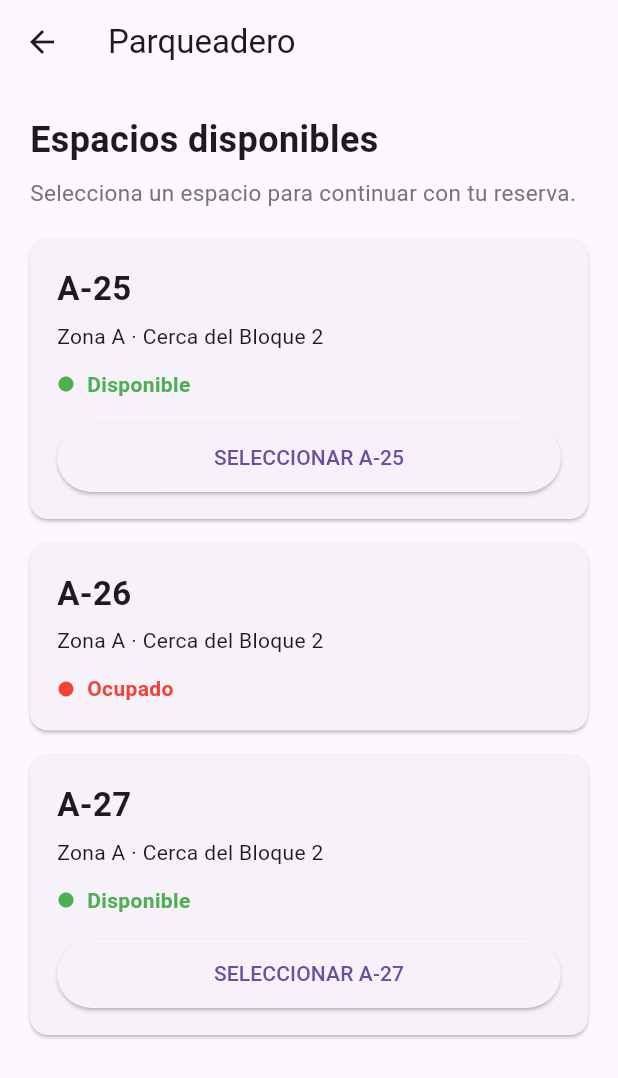
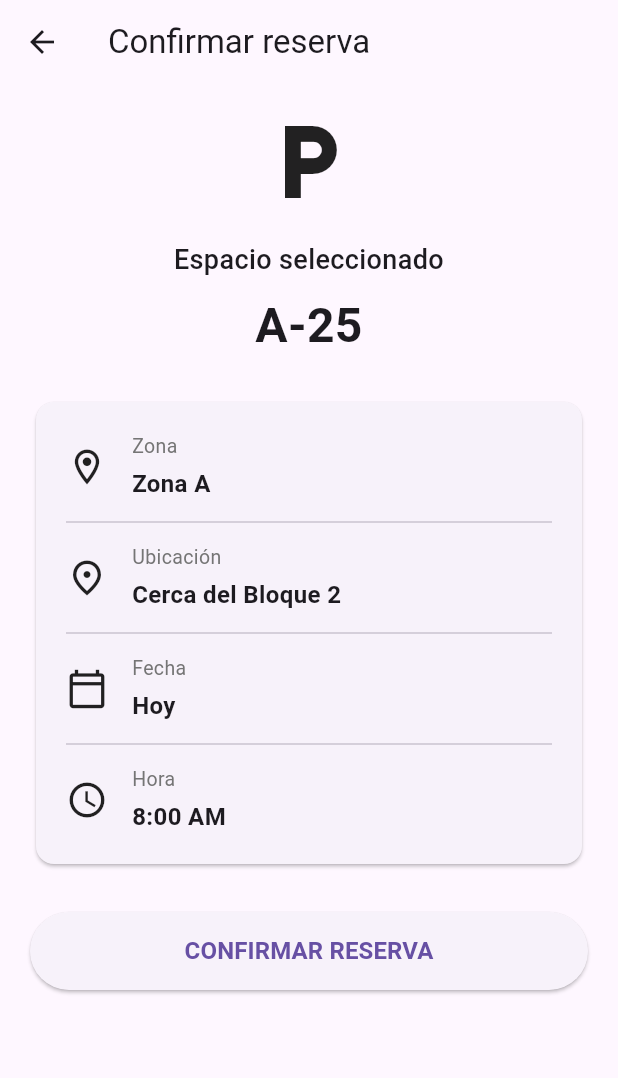
Before and after one commit to AlexD335/smartparking-campus, a Flutter app: the ParkingScreen screen opened directly, after a tap on an icon or button, on a phone screen of 412 x 824 dp. Shown: the top 1078 px of the screen. Run offline on Flutter 3.47's test engine with Material 3 defaults, Android fonts, the phone set to English and light mode, and no system bars.

Commit message:
feat: add reservation confirmation screen

```diff
--- a/lib/screens/parking_screen.dart
+++ b/lib/screens/parking_screen.dart
@@ -1,4 +1,5 @@
 import 'package:flutter/material.dart';
+import 'reservation_screen.dart';
 
 class ParkingScreen extends StatelessWidget {
   const ParkingScreen({super.key});
@@ -121,7 +122,18 @@ class _ParkingSpaceCard extends StatelessWidget {
                 width: double.infinity,
                 height: 46,
                 child: ElevatedButton(
-                  onPressed: () {},
+                  onPressed: () {
+                    Navigator.push(
+                      context,
+                      MaterialPageRoute(
+                        builder: (context) => ReservationScreen(
+                          spaceId: id,
+                          zone: zone,
+                          location: location,
+                        ),
+                      ),
+                    );
+                  },
                   child: Text('SELECCIONAR $id'),
                 ),
               ),
--- /dev/null
+++ b/lib/screens/reservation_screen.dart
@@ -0,0 +1,158 @@
+import 'package:flutter/material.dart';
+
+class ReservationScreen extends StatelessWidget {
+  const ReservationScreen({
+    super.key,
+    required this.spaceId,
+    required this.zone,
+    required this.location,
+  });
+
+  final String spaceId;
+  final String zone;
+  final String location;
+
+  @override
+  Widget build(BuildContext context) {
+    return Scaffold(
+      appBar: AppBar(
+        title: const Text('Confirmar reserva'),
+      ),
+      body: SingleChildScrollView(
+        padding: const EdgeInsets.all(20),
+        child: Column(
+          crossAxisAlignment: CrossAxisAlignment.stretch,
+          children: [
+            const Icon(
+              Icons.local_parking,
+              size: 64,
+            ),
+
+            const SizedBox(height: 20),
+
+            const Text(
+              'Espacio seleccionado',
+              textAlign: TextAlign.center,
+              style: TextStyle(
+                fontSize: 18,
+                fontWeight: FontWeight.w500,
+              ),
+            ),
+
+            const SizedBox(height: 8),
+
+            Text(
+              spaceId,
+              textAlign: TextAlign.center,
+              style: const TextStyle(
+                fontSize: 32,
+                fontWeight: FontWeight.bold,
+              ),
+            ),
+
+            const SizedBox(height: 24),
+
+            Card(
+              child: Padding(
+                padding: const EdgeInsets.all(20),
+                child: Column(
+                  children: [
+                    _ReservationDetail(
+                      icon: Icons.location_on_outlined,
+                      label: 'Zona',
+                      value: zone,
+                    ),
+                    const Divider(height: 28),
+                    _ReservationDetail(
+                      icon: Icons.place_outlined,
+                      label: 'Ubicación',
+                      value: location,
+                    ),
+                    const Divider(height: 28),
+                    const _ReservationDetail(
+                      icon: Icons.calendar_today_outlined,
+                      label: 'Fecha',
+                      value: 'Hoy',
+                    ),
+                    const Divider(height: 28),
+                    const _ReservationDetail(
+                      icon: Icons.access_time,
+                      label: 'Hora',
+                      value: '8:00 AM',
+                    ),
+                  ],
+                ),
+              ),
+            ),
+
+            const SizedBox(height: 28),
+
+            SizedBox(
+              height: 52,
+              child: ElevatedButton(
+                onPressed: () {
+                  ScaffoldMessenger.of(context).showSnackBar(
+                    const SnackBar(
+                      content: Text('Reserva confirmada'),
+                    ),
+                  );
+                },
+                child: const Text(
+                  'CONFIRMAR RESERVA',
+                  style: TextStyle(
+                    fontSize: 16,
+                    fontWeight: FontWeight.bold,
+                  ),
+                ),
+              ),
+            ),
+          ],
+        ),
+      ),
+    );
+  }
+}
+
+class _ReservationDetail extends StatelessWidget {
+  const _ReservationDetail({
+    required this.icon,
+    required this.label,
+    required this.value,
+  });
+
+  final IconData icon;
+  final String label;
+  final String value;
+
+  @override
+  Widget build(BuildContext context) {
+    return Row(
+      children: [
+        Icon(icon, size: 28),
+        const SizedBox(width: 16),
+        Expanded(
+          child: Column(
+            crossAxisAlignment: CrossAxisAlignment.start,
+            children: [
+              Text(
+                label,
+                style: TextStyle(
+                  fontSize: 13,
+                  color: Colors.grey.shade600,
+                ),
+              ),
+              const SizedBox(height: 4),
+              Text(
+                value,
+                style: const TextStyle(
+                  fontSize: 16,
+                  fontWeight: FontWeight.w600,
+                ),
+              ),
+            ],
+          ),
+        ),
+      ],
+    );
+  }
+}
```
